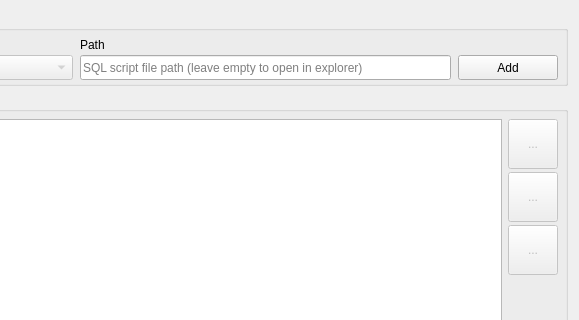
Above: PatcherGui/BuilderWidget.ui from mxprshn/databasePatcherGUI before the change; both pictures show x 255 to 834 and y 0 to 320 of the 834 by 546 pixel window. Below: the same form after it.
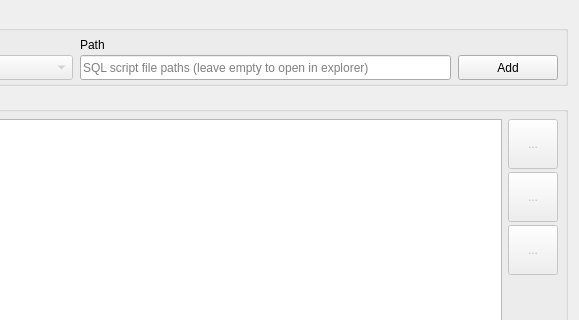
That is the form after the change. Icons and pictures are not drawn. Custom widgets are drawn as their Qt base class.

Patch:
```diff
--- a/PatcherGui/BuilderWidget.ui
+++ b/PatcherGui/BuilderWidget.ui
@@ -169,7 +169,7 @@
          </size>
         </property>
         <property name="placeholderText">
-         <string>SQL script file path (leave empty to open in explorer)</string>
+         <string>SQL script file paths (leave empty to open in explorer)</string>
         </property>
        </widget>
       </item>
```
